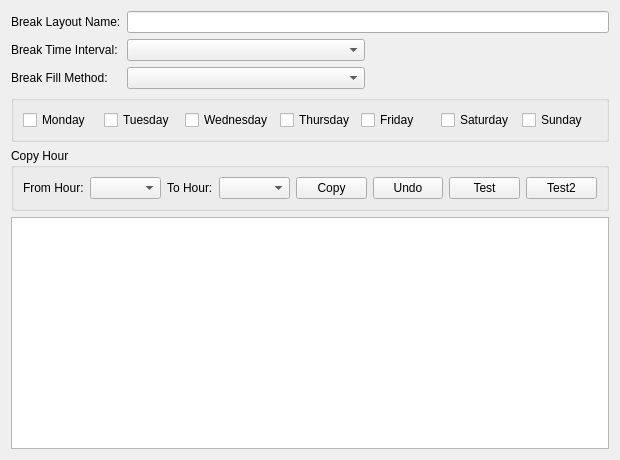
Old version of the form rave/Traffik/breaklayoutform.ui in the repository pgathogo/raven.
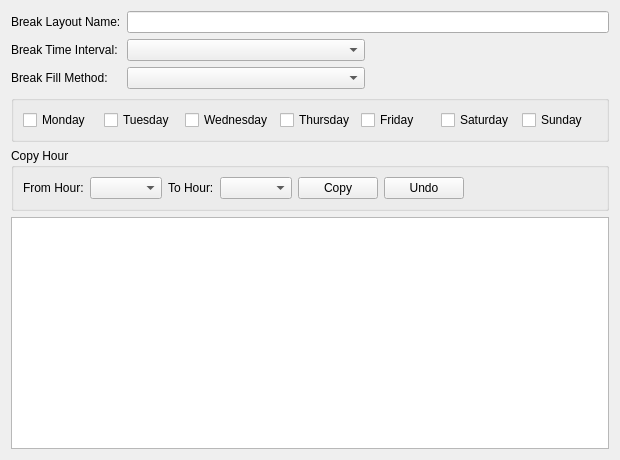
New version of the form.

```diff
--- a/rave/Traffik/breaklayoutform.ui
+++ b/rave/Traffik/breaklayoutform.ui
@@ -136,14 +136,45 @@
      <property name="title">
       <string>Copy Hour</string>
      </property>
-     <layout class="QGridLayout" name="gridLayout_2" columnminimumwidth="0,0,0,0,0,0,0,0,0">
+     <layout class="QGridLayout" name="gridLayout_2">
       <property name="rightMargin">
        <number>9</number>
       </property>
+      <item row="0" column="5">
+       <widget class="QPushButton" name="btnUndo">
+        <property name="text">
+         <string>Undo</string>
+        </property>
+       </widget>
+      </item>
+      <item row="0" column="0">
+       <widget class="QLabel" name="label_4">
+        <property name="text">
+         <string>From Hour:</string>
+        </property>
+       </widget>
+      </item>
       <item row="0" column="3">
        <widget class="QComboBox" name="cbToHour"/>
       </item>
-      <item row="0" column="8">
+      <item row="0" column="1">
+       <widget class="QComboBox" name="cbFromHour"/>
+      </item>
+      <item row="0" column="2">
+       <widget class="QLabel" name="label_5">
+        <property name="text">
+         <string>To Hour:</string>
+        </property>
+       </widget>
+      </item>
+      <item row="0" column="4">
+       <widget class="QPushButton" name="btnCopy">
+        <property name="text">
+         <string>Copy</string>
+        </property>
+       </widget>
+      </item>
+      <item row="0" column="6">
        <spacer name="horizontalSpacer">
         <property name="orientation">
          <enum>Qt::Horizontal</enum>
@@ -156,51 +187,6 @@
         </property>
        </spacer>
       </item>
-      <item row="0" column="5">
-       <widget class="QPushButton" name="btnUndo">
-        <property name="text">
-         <string>Undo</string>
-        </property>
-       </widget>
-      </item>
-      <item row="0" column="2">
-       <widget class="QLabel" name="label_5">
-        <property name="text">
-         <string>To Hour:</string>
-        </property>
-       </widget>
-      </item>
-      <item row="0" column="0">
-       <widget class="QLabel" name="label_4">
-        <property name="text">
-         <string>From Hour:</string>
-        </property>
-       </widget>
-      </item>
-      <item row="0" column="6">
-       <widget class="QPushButton" name="btnTest">
-        <property name="text">
-         <string>Test</string>
-        </property>
-       </widget>
-      </item>
-      <item row="0" column="4">
-       <widget class="QPushButton" name="btnCopy">
-        <property name="text">
-         <string>Copy</string>
-        </property>
-       </widget>
-      </item>
-      <item row="0" column="1">
-       <widget class="QComboBox" name="cbFromHour"/>
-      </item>
-      <item row="0" column="7">
-       <widget class="QPushButton" name="btnTest2">
-        <property name="text">
-         <string>Test2</string>
-        </property>
-       </widget>
-      </item>
      </layout>
     </widget>
    </item>
```
